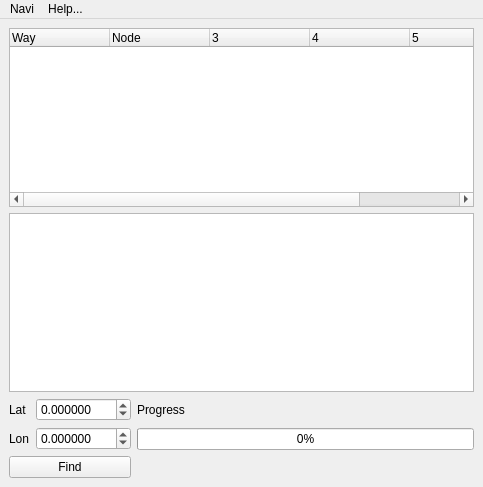
The window that ui/nvroute.ui (berndhs/navi) describes before a commit, drawn with Qt 5.
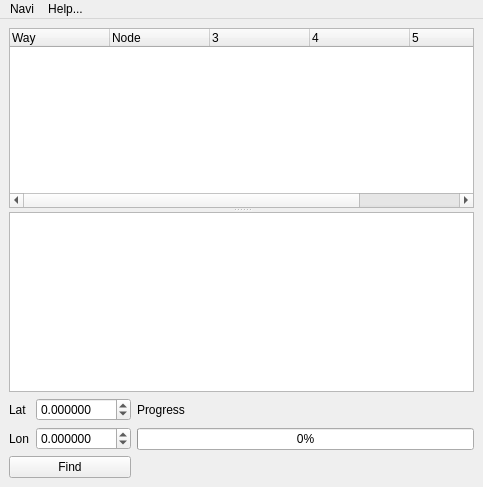
The same window after the commit. Icons and pictures are not drawn.

Commit message: splitter layout

Patch:
```diff
--- a/ui/nvroute.ui
+++ b/ui/nvroute.ui
@@ -19,8 +19,48 @@
   </property>
   <widget class="QWidget" name="centralwidget">
    <layout class="QGridLayout" name="gridLayout_2">
-    <item row="1" column="0" colspan="2">
-     <widget class="QTextBrowser" name="logDisplay"/>
+    <item row="0" column="0" colspan="2">
+     <widget class="QSplitter" name="splitter">
+      <property name="orientation">
+       <enum>Qt::Vertical</enum>
+      </property>
+      <widget class="QTreeWidget" name="wayTree">
+       <property name="columnCount">
+        <number>6</number>
+       </property>
+       <column>
+        <property name="text">
+         <string>Way</string>
+        </property>
+       </column>
+       <column>
+        <property name="text">
+         <string>Node</string>
+        </property>
+       </column>
+       <column>
+        <property name="text">
+         <string/>
+        </property>
+       </column>
+       <column>
+        <property name="text">
+         <string/>
+        </property>
+       </column>
+       <column>
+        <property name="text">
+         <string/>
+        </property>
+       </column>
+       <column>
+        <property name="text">
+         <string notr="true">6</string>
+        </property>
+       </column>
+      </widget>
+      <widget class="QTextBrowser" name="logDisplay"/>
+     </widget>
     </item>
     <item row="2" column="0" rowspan="2">
      <layout class="QGridLayout" name="gridLayout">
@@ -100,43 +140,6 @@
       </property>
      </widget>
     </item>
-    <item row="0" column="0" colspan="2">
-     <widget class="QTreeWidget" name="wayTree">
-      <property name="columnCount">
-       <number>6</number>
-      </property>
-      <column>
-       <property name="text">
-        <string>Way</string>
-       </property>
-      </column>
-      <column>
-       <property name="text">
-        <string>Node</string>
-       </property>
-      </column>
-      <column>
-       <property name="text">
-        <string/>
-       </property>
-      </column>
-      <column>
-       <property name="text">
-        <string/>
-       </property>
-      </column>
-      <column>
-       <property name="text">
-        <string/>
-       </property>
-      </column>
-      <column>
-       <property name="text">
-        <string notr="true">6</string>
-       </property>
-      </column>
-     </widget>
-    </item>
    </layout>
   </widget>
   <widget class="QMenuBar" name="menubar">
```
Left out of the diff: 8 changed lines with no effect on the pictures.
